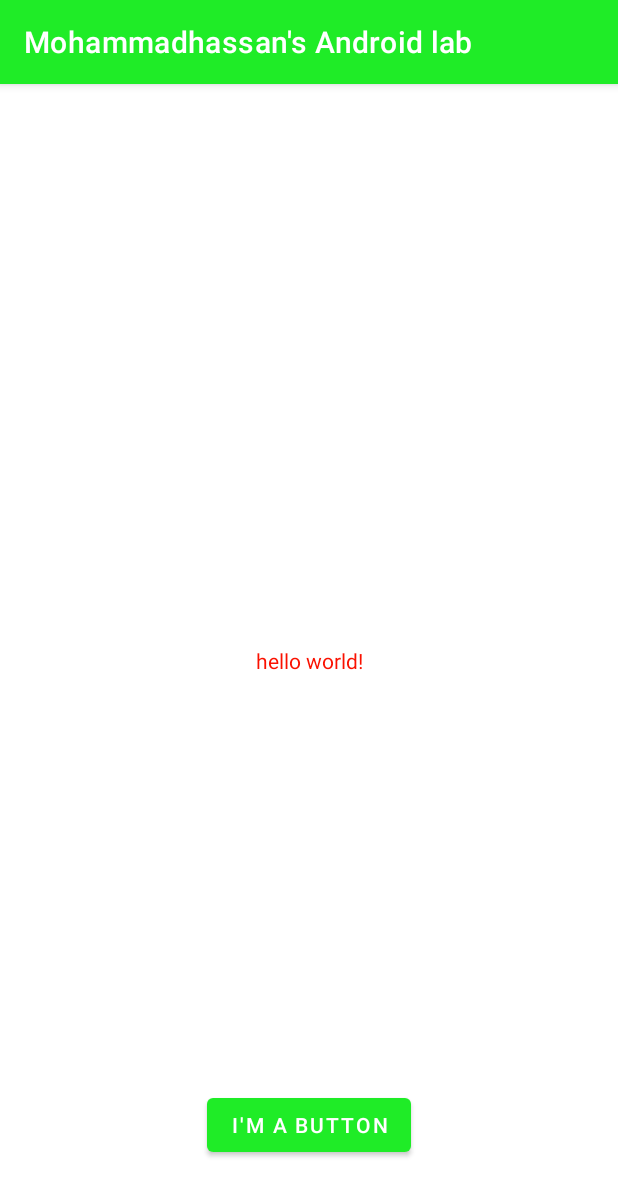
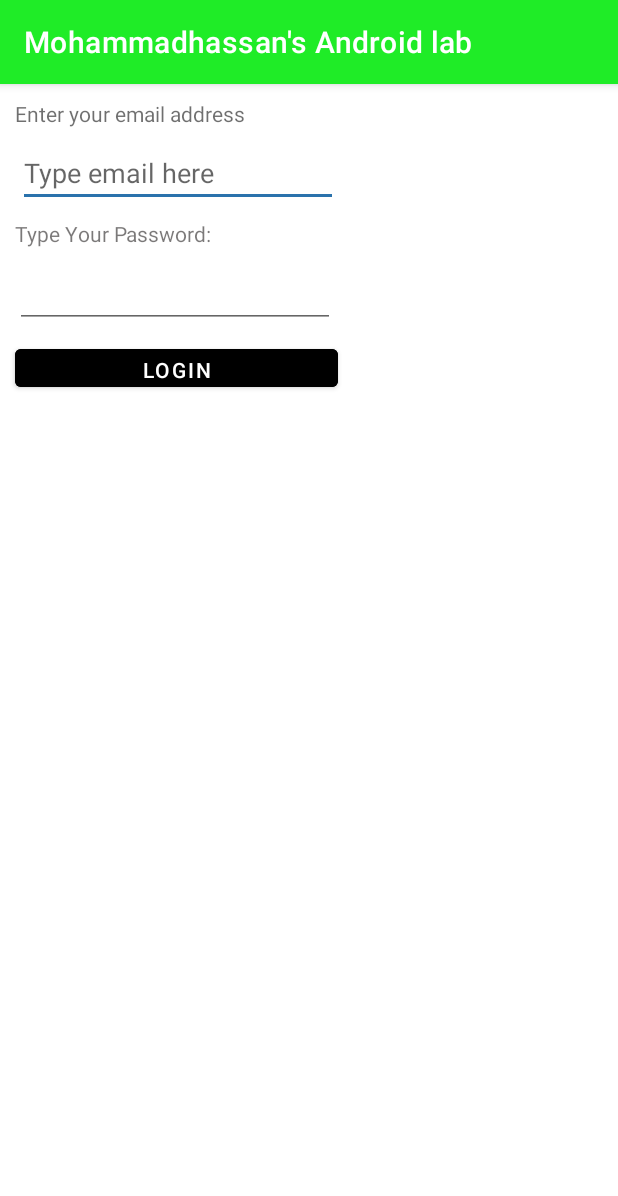
Before and after one commit to EthanYeganeh/MyAndroidLabs, an Android app: the screen it shows after launch (MainActivity), on a phone screen of 412 x 824 dp. Shown: the top 1196 px of the screen. Run offline under Robolectric (Android 15) with nearby library versions, the phone set to English and light mode, and no system bars.

Commit message:
first commit for the Week4

```diff
--- a/app/src/main/AndroidManifest.xml
+++ b/app/src/main/AndroidManifest.xml
@@ -12,6 +12,9 @@
         android:theme="@style/Theme.MohammadhassansAndroidLab"
         tools:targetApi="31">
         <activity
+            android:name=".SecondActivity"
+            android:exported="false" />
+        <activity
             android:name=".MainActivity"
             android:exported="true">
             <intent-filter>
--- a/app/src/main/java/algonquin/cst2335/yega0004/MainActivity.java
+++ b/app/src/main/java/algonquin/cst2335/yega0004/MainActivity.java
@@ -2,13 +2,57 @@ package algonquin.cst2335.yega0004;
 
 import androidx.appcompat.app.AppCompatActivity;
 
+import android.content.Intent;
 import android.os.Bundle;
+import android.util.Log;
+import android.widget.Button;
 
 public class MainActivity extends AppCompatActivity {
+
+    @Override
+    protected void onStart() {
+        super.onStart();
+        Log.w( "MainActivity", "In onStart() - The application is now visible on screen" );
+    }
+
+    @Override
+    protected void onResume() {
+        super.onResume();
+        Log.w( "MainActivity", "In onResume() - The application is now responding to user input" );
+    }
+
+    @Override
+    protected void onDestroy() {
+        super.onDestroy();
+        Log.w( "MainActivity", "In onDestroy() - Any memory used by the application is freed" );
+    }
+
+    @Override
+    protected void onStop() {
+        super.onStop();
+        Log.w( "MainActivity", "In onStop() - The application is no longer visible." );
+    }
+
+    @Override
+    protected void onPause() {
+        super.onPause();
+        Log.w( "MainActivity", "In onPause() - The application no longer responds to user input" );
+    }
 
     @Override
     protected void onCreate(Bundle savedInstanceState) {
         super.onCreate(savedInstanceState);
         setContentView(R.layout.activity_main);
+
+        Log.w( "MainActivity", "In onCreate() - Loading Widgets" );
+
+
+        Button loginButton = findViewById(R.id.button);
+        loginButton.setOnClickListener( clk-> {
+                Intent nextPage = new Intent( MainActivity.this, SecondActivity.class);
+                startActivity(nextPage);
+        } );
+
+
     }
 }
--- a/app/src/main/res/layout/activity_main.xml
+++ b/app/src/main/res/layout/activity_main.xml
@@ -10,20 +10,56 @@
         android:id="@+id/textView"
         android:layout_width="wrap_content"
         android:layout_height="wrap_content"
-        android:text="@string/hello_message"
-        app:layout_constraintBottom_toBottomOf="parent"
+        android:layout_marginStart="10dp"
+        android:layout_marginTop="10dp"
+        android:text="Enter your email address"
+        android:textColor="#90000000"
+        app:layout_constraintStart_toStartOf="parent"
+        app:layout_constraintTop_toTopOf="parent" />
+
+    <EditText
+        android:id="@+id/editTextTextEmailAddress"
+        android:layout_width="wrap_content"
+        android:layout_height="wrap_content"
+        android:layout_marginTop="7dp"
+        android:ems="10"
+        android:hint="Type email here"
+        android:inputType="textEmailAddress"
         app:layout_constraintEnd_toEndOf="parent"
+        app:layout_constraintHorizontal_bias="0.06"
         app:layout_constraintStart_toStartOf="parent"
-        app:layout_constraintTop_toTopOf="parent"></TextView>
+        app:layout_constraintTop_toBottomOf="@+id/textView" />
+
+    <TextView
+        android:id="@+id/textView2"
+        android:layout_width="wrap_content"
+        android:layout_height="wrap_content"
+        android:layout_marginStart="10dp"
+        android:layout_marginTop="8dp"
+        android:text="Type Your Password:"
+        android:textColor="#8D100C0C"
+        app:layout_constraintStart_toStartOf="parent"
+        app:layout_constraintTop_toBottomOf="@+id/editTextTextEmailAddress" />
+
+    <EditText
+        android:id="@+id/editTextTextPassword"
+        android:layout_width="wrap_content"
+        android:layout_height="wrap_content"
+        android:layout_marginStart="10dp"
+        android:layout_marginTop="8dp"
+        android:ems="10"
+        android:inputType="textPassword"
+        app:layout_constraintStart_toStartOf="parent"
+        app:layout_constraintTop_toBottomOf="@+id/textView2" />
 
     <Button
-        android:layout_width="wrap_content"
-        android:layout_height="wrap_content"
-        android:layout_marginBottom="50dp"
-        android:text="@string/button_message"
-        app:layout_constraintBottom_toBottomOf="parent"
-        app:layout_constraintEnd_toEndOf="parent"
-        app:layout_constraintStart_toStartOf="parent" />
-
-
+        android:id="@+id/button"
+        android:layout_width="215dp"
+        android:layout_height="37dp"
+        android:layout_marginStart="10dp"
+        android:layout_marginTop="8dp"
+        android:text="Login"
+        android:backgroundTint="@color/black"
+        app:layout_constraintStart_toStartOf="parent"
+        app:layout_constraintTop_toBottomOf="@+id/editTextTextPassword" />
 </androidx.constraintlayout.widget.ConstraintLayout>
```
Also changed, not shown: app/src/main/java/algonquin/cst2335/yega0004/SecondActivity.java (added, +14 -0 lines), app/src/main/res/layout/activity_second_activity.xml (added, +62 -0 lines).
